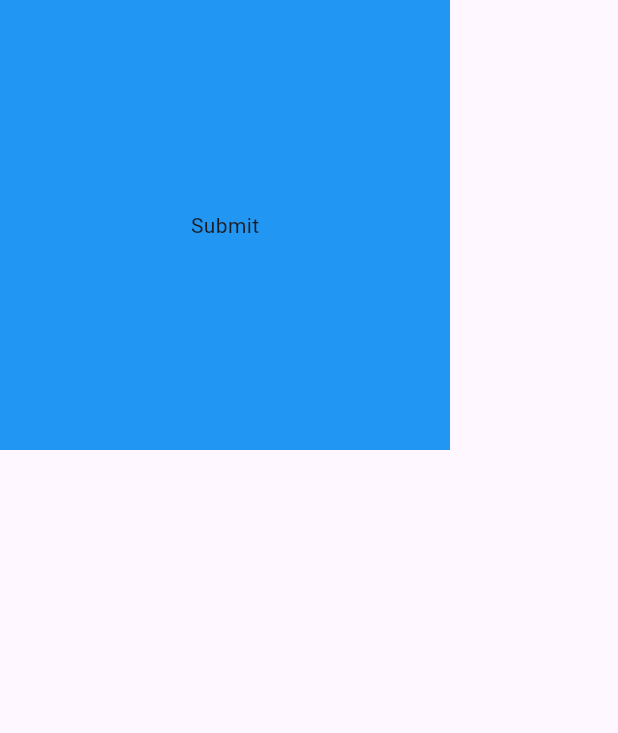
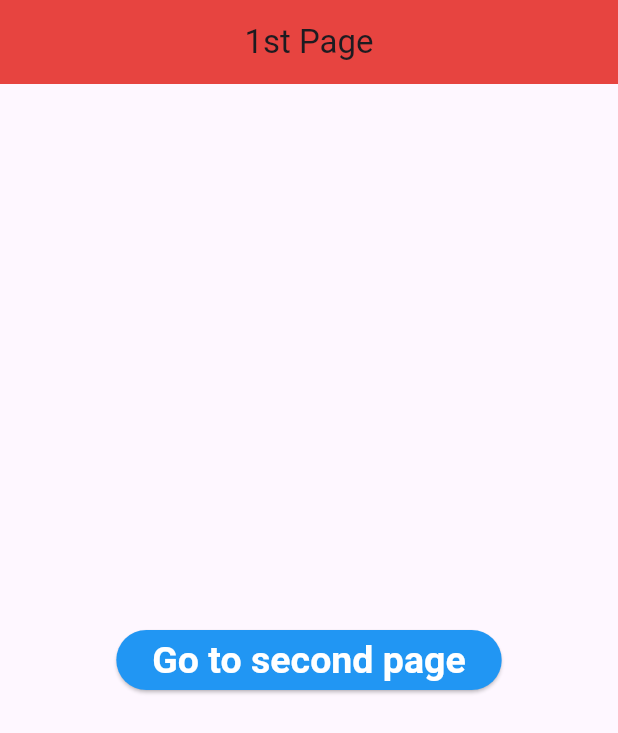
Before and after one commit to spowerrr/gettingStrtedWithFLUTTER, a Flutter app: the screen it shows after launch, on a phone screen of 412 x 824 dp. Shown: the top 733 px of the screen. Run offline on Flutter 3.47's test engine with Material 3 defaults, Android fonts, the phone set to English and light mode, and no system bars.

Commit message:
Navigation
I've learned page navigation in flutter in this code i've done
navigation

```diff
--- a/flutter_app_two/lib/main.dart
+++ b/flutter_app_two/lib/main.dart
@@ -1,37 +1,43 @@
 import 'package:flutter/material.dart';
+import 'package:flutter_app_two/pages/first_page.dart';
+import 'package:flutter_app_two/pages/second_page.dart';
 
 void main() {
   runApp(const MyApp());
 }
 
 class MyApp extends StatelessWidget {
-  const MyApp({
-    super.key
-  });
-void printFunction(){
-  print("Inside print function");
+  const MyApp({super.key});
+  void printFunction() {
+    print("Inside print function");
   }
+
   // This widget is the root of your application.
   @override
   Widget build(BuildContext context) {
     return MaterialApp(
       debugShowCheckedModeBanner: false,
-      home: Scaffold(
-        body: GestureDetector(
-          onTap: () {
-            printFunction();
-            print("This is i'm tapping here");
-          },
-          child:Container(
-              height: 300,
-              width: 300,
-              color: Colors.blue,
-            child: Center(
-              child: Text("Submit")
-            ),
-            ),
-        ),
-        ),
+      home: const FirstPage(),
+      routes: {
+        '/secondpage': (context) => SecondPage(),
+        '/firstpage': (context) => FirstPage(),
+      },
+
+      // ------------------------------------------------------------------------
+      // body: GestureDetector(
+      //   onTap: () {
+      //     printFunction();
+      //     print("This is i'm tapping here");
+      //   },
+      //   child:Container(
+      //       height: 300,
+      //       width: 300,
+      //       color: Colors.blue,
+      //     child: Center(
+      //       child: Text("Submit")
+      //     ),
+      //     ),
+      // ),
     );
   }
 }
--- /dev/null
+++ b/flutter_app_two/lib/pages/first_page.dart
@@ -0,0 +1,41 @@
+import 'package:flutter/material.dart';
+import 'package:flutter_app_two/pages/second_page.dart';
+
+class FirstPage extends StatelessWidget {
+  const FirstPage({super.key});
+
+  @override
+  Widget build(BuildContext context) {
+    return Scaffold(
+      appBar: AppBar(
+        title: const Text("1st Page"),
+        backgroundColor: Colors.red,
+        elevation: 4,
+        centerTitle: true,
+      ),
+      body: Center(
+        child: ElevatedButton(
+            onPressed: () {
+              // Navigator.push(
+              //   context,
+              //   MaterialPageRoute(
+              //     builder: (context) => const SecondPage(),
+              //   ),
+              // );
+              //instead of this we can also do
+              Navigator.pushNamed(context, '/secondpage');
+            },
+            style: ElevatedButton.styleFrom(
+              backgroundColor: Colors.blue, // Button background color
+              foregroundColor: Colors.white, // Text color
+              textStyle: const TextStyle(
+                fontSize: 25, // Text size
+                fontWeight: FontWeight.bold, // Text weight
+                //fontStyle: FontStyle.italic, // Italic style
+              ),
+            ),
+            child: const Text("Go to second page")),
+      ),
+    );
+  }
+}
```
Also changed, not shown: flutter_app_two/lib/pages/second_page.dart (added, +24 -0 lines).
